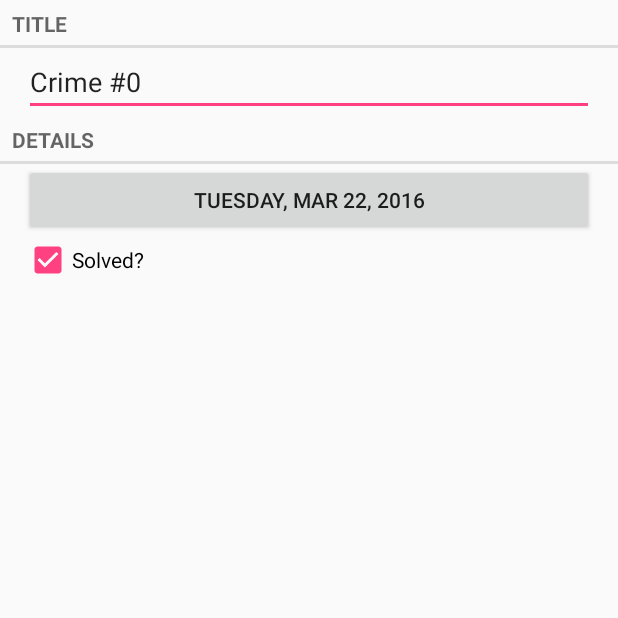
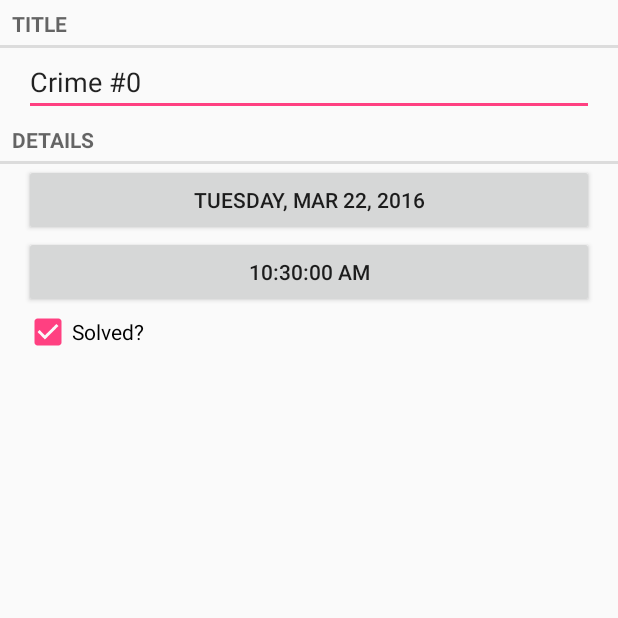
Before and after one commit to yuzhebj/android-demo-criminal, an Android app: the CrimeFragment screen opened directly, with no data from a screen before it, on a phone screen of 412 x 824 dp, the top half of it. Run offline under Robolectric (Android 15) with nearby library versions, the phone set to English and light mode, and no system bars.

Commit message:
add a new button with time picker

```diff
--- a/app/src/main/java/criminalintent/android/gbsc/ibm/com/criminalintent/CrimeFragment.java
+++ b/app/src/main/java/criminalintent/android/gbsc/ibm/com/criminalintent/CrimeFragment.java
@@ -34,11 +34,15 @@ public class CrimeFragment extends Fragment {
     private Button mDateButton;
     private CheckBox mSolvedCheckBox;
 
+    private Button mTimeButton;
+
     public static final String EXTRA_CRIME_ID =
             "com.bignerdranch.android.criminalintent.crime_id";
 
     private static final String DIALOG_DATE = "date";
+    private static final String DIALOG_TIME = "time";
     private static final int REQUEST_DATE = 0;
+    private static final int REQUEST_TIME = 1;
 
     @Override
     public void onCreate(Bundle savedInstanceState) {
@@ -88,6 +92,19 @@ public class CrimeFragment extends Fragment {
             }
         });
 
+        mTimeButton = (Button) v.findViewById(R.id.crime_time);
+        updateTime();
+        mTimeButton.setOnClickListener(new View.OnClickListener() {
+
+            @Override
+            public void onClick(View v) {
+                FragmentManager fm = getActivity().getSupportFragmentManager();
+                TimePickerFragment dialog = TimePickerFragment.newInstance(mCrime.getDate());
+                dialog.setTargetFragment(CrimeFragment.this, REQUEST_TIME);
+                dialog.show(fm, DIALOG_TIME);
+            }
+        });
+
         mSolvedCheckBox = (CheckBox) v.findViewById(R.id.crime_solved);
         mSolvedCheckBox.setChecked(mCrime.isSolved());
         mSolvedCheckBox.setOnCheckedChangeListener(new CompoundButton.OnCheckedChangeListener() {
@@ -118,9 +135,18 @@ public class CrimeFragment extends Fragment {
             mCrime.setDate(date);
             updateDate();
         }
+        if(requestCode == REQUEST_TIME) {
+            Date date = (Date) data.getSerializableExtra(TimePickerFragment.EXTRA_TIME);
+            mCrime.setDate(date);
+            updateTime();
+        }
     }
 
     public void updateDate() {
         mDateButton.setText(DateFormat.format("EEEE, MMM dd, yyyy", mCrime.getDate()));
     }
+
+    public void updateTime() {
+        mTimeButton.setText(DateFormat.format("hh:mm:ss a", mCrime.getDate()));
+    }
 }
--- a/app/src/main/res/layout/fragment_crime.xml
+++ b/app/src/main/res/layout/fragment_crime.xml
@@ -29,6 +29,12 @@
         android:layout_height="wrap_content"
         android:layout_marginLeft="16dp"
         android:layout_marginRight="16dp" />
+    <Button
+        android:id="@+id/crime_time"
+        android:layout_width="match_parent"
+        android:layout_height="wrap_content"
+        android:layout_marginLeft="16dp"
+        android:layout_marginRight="16dp" />
 
     <CheckBox
         android:id="@+id/crime_solved"
--- a/app/src/main/res/values/strings.xml
+++ b/app/src/main/res/values/strings.xml
@@ -8,4 +8,5 @@
 
     <string name="crimes_title">Crimes</string>
     <string name="date_picker_title">Date of crime:</string>
+    <string name="time_picker_title">Time of crime:</string>
 </resources>
```
Also changed, not shown: app/src/main/java/criminalintent/android/gbsc/ibm/com/criminalintent/TimePickerFragment.java (added, +90 -0 lines), app/src/main/res/layout/dialog_time.xml (added, +7 -0 lines).
